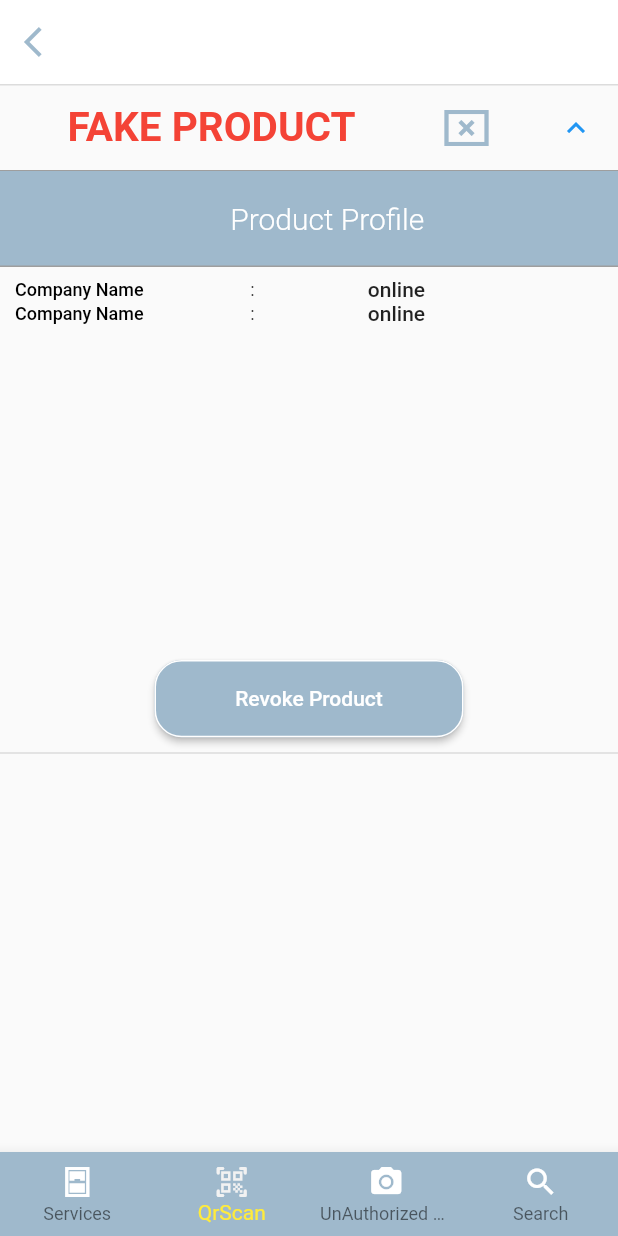
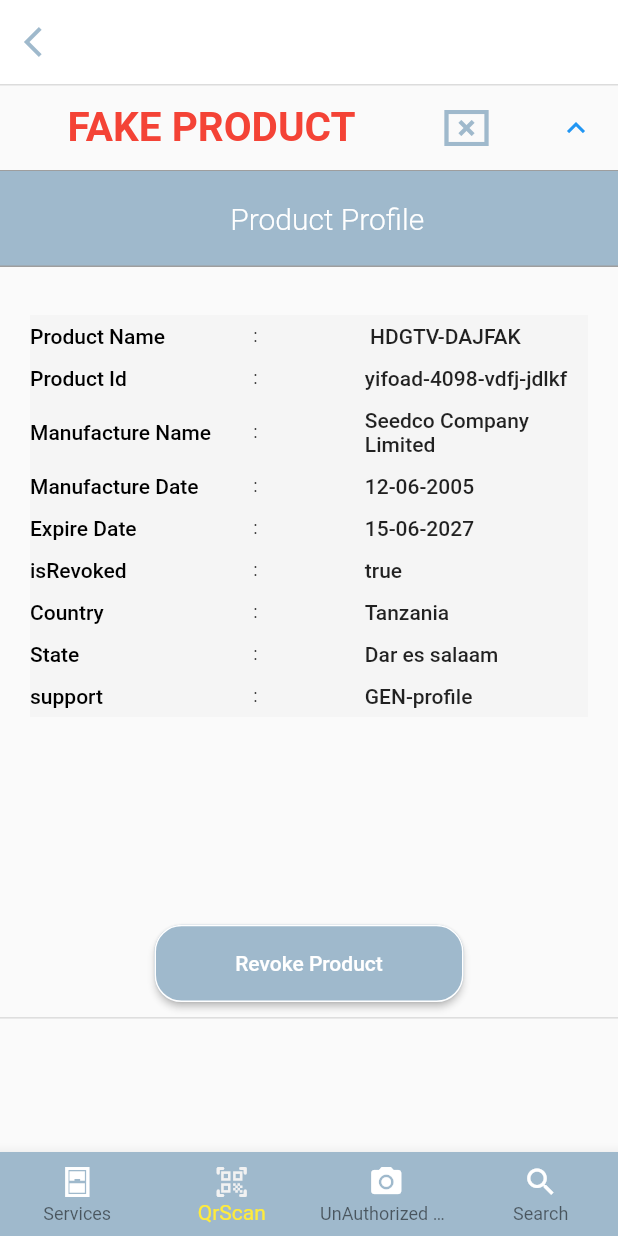
Before and after one commit to TechReport/aiascs-mobile_app, a Flutter app: the ScanProductReport screen opened directly, after a tap on "FAKE PRODUCT", on a phone screen of 412 x 824 dp. Run offline on Flutter 3.47's test engine with Material 2 defaults, Android fonts, the phone set to English and light mode, and no system bars; our stand-ins replace badges, flutter_svg, fluttertoast, google_fonts; missing offline and left inert: adhara_socket_io, qrscan.

Commit message:
feat: add product report profile on scan status

```diff
--- /dev/null
+++ b/lib/models/scan_product_profile.dart
@@ -0,0 +1,45 @@
+import 'package:flutter/foundation.dart';
+
+class ScanProductProfile {
+  int productId;
+  String profileTitle;
+  String profileValue;
+
+  ScanProductProfile(
+      {@required this.productId,
+      @required this.profileTitle,
+      @required this.profileValue});
+
+  factory ScanProductProfile.fromJson(Map<String, dynamic> json) {
+    return ScanProductProfile(
+        productId: json[''], profileTitle: json[''], profileValue: json['']);
+  }
+
+  Map toOffline(ScanProductProfile scanProductProfile) {
+    var map = Map<String, dynamic>();
+    map[''] = scanProductProfile.productId;
+    map[''] = scanProductProfile.profileTitle;
+    map[''] = scanProductProfile.profileValue;
+    return map;
+  }
+
+  ScanProductProfile.fromOffline(Map<String, dynamic> map) {
+    this.productId = map[''];
+    this.profileTitle = map[''];
+    this.profileValue = map[''];
+  }
+
+ static List<ScanProductProfile> defaultProductProfileData() {
+    return [
+      ScanProductProfile(productId: 1,profileTitle: "Product Name",profileValue:" HDGTV-DAJFAK" ),
+       ScanProductProfile(productId: 2,profileTitle: "Product Id",profileValue: "yifoad-4098-vdfj-jdlkf"),
+        ScanProductProfile(productId: 3,profileTitle: "Manufacture Name",profileValue: "Seedco Company Limited"),
+         ScanProductProfile(productId: 4,profileTitle: "Manufacture Date",profileValue: "12-06-2005"),
+          ScanProductProfile(productId: 5,profileTitle: "Expire Date",profileValue: "15-06-2027"),
+           ScanProductProfile(productId: 6,profileTitle: "isRevoked",profileValue: "true"),
+            ScanProductProfile(productId: 7,profileTitle: "Country",profileValue: "Tanzania"),
+             ScanProductProfile(productId: 8,profileTitle: "State",profileValue: "Dar es salaam"),
+              ScanProductProfile(productId: 9,profileTitle: "support",profileValue: "GEN-profile"),
+    ];
+  }
+}
--- a/lib/modules/scan_qr_code/scan_product_report.dart
+++ b/lib/modules/scan_qr_code/scan_product_report.dart
@@ -1,6 +1,7 @@
 import 'package:aiascs_mobile/app_state/app_bar_titile.dart';
 import 'package:aiascs_mobile/core/components/enter_token_button.dart';
 import 'package:aiascs_mobile/core/components/spacer_component.dart';
+import 'package:aiascs_mobile/models/scan_product_profile.dart';
 import 'package:aiascs_mobile/modules/home/components/bottom_navigation_bar_options.dart';
 import 'package:aiascs_mobile/modules/scan_qr_code/components/qr_code_header.dart';
 import 'package:aiascs_mobile/modules/scan_qr_code/scan_Qr_Code.dart';
@@ -44,53 +45,63 @@ class _ScanProductReportState extends State<ScanProductReport> {
         elevation: 0,
         backgroundColor: Colors.white,
         leading: IconButton(
-          icon: Icon(Icons.arrow_back_ios,
-      color:  Color(0xFF9FB9CC)
-          ),
+          icon: Icon(Icons.arrow_back_ios, color: Color(0xFF9FB9CC)),
           onPressed: () {
-            Navigator.pushAndRemoveUntil(context, MaterialPageRoute (builder: (context) => new ScanQrCode()), (route) => false);
-
+            Navigator.pushAndRemoveUntil(
+                context,
+                MaterialPageRoute(builder: (context) => new ScanQrCode()),
+                (route) => false);
           },
         ),
       ),
-      body: ExpansionTile(
+      body: SingleChildScrollView(
+              child: ExpansionTile(
           title: Row(
             mainAxisAlignment: MainAxisAlignment.spaceAround,
             children: [
-
-                Text("FAKE PRODUCT",
+              Text(
+                "FAKE PRODUCT",
                 style: TextStyle(
                   color: Colors.red,
                   fontWeight: FontWeight.bold,
                   fontSize: 27,
                 ),
-
               ),
-
-
               Icon(
                 Icons.cancel_presentation_sharp,
                 size: 32,
                 color: Color(0xFF9FB9CC),
               ),
-
             ],
           ),
           children: [
             QRCodeHeader(),
-          Container(
-            margin: EdgeInsets.symmetric(vertical: 5.0),
+            SingleChildScrollView(
+                        child: Container(
                 padding: EdgeInsets.symmetric(vertical: 2.0, horizontal: 10.0),
-            child: Column(children: [
-              Row(
+                height: MediaQuery.of(context).size.height/2+1,
+                width: MediaQuery.of(context).size.width,
+                child:
+                    ListView.builder(
+                        scrollDirection: Axis.vertical,
+                        padding: EdgeInsets.symmetric(vertical: 30, horizontal: 10),
+                        itemCount:ScanProductProfile.defaultProductProfileData().length,
+                        itemBuilder: (context, int profileIndex) {
+
+                          return Container(
+                            color: Colors.grey[100],
+                            padding: EdgeInsets.symmetric(vertical: 6),
+                            child: Row(
                               mainAxisAlignment: MainAxisAlignment.spaceEvenly,
                               children: [
                                 Expanded(
                                   flex: 4,
                                   child: Text(
-                    "Company Name",
+                                    ScanProductProfile.defaultProductProfileData()[
+                                            profileIndex]
+                                        .profileTitle,
                                     style: TextStyle().copyWith(
-                        fontSize: 12.0,
+                                        fontSize: 14.0,
                                         fontWeight: FontWeight.w500,
                                         color: Colors.black),
                                   ),
@@ -108,63 +119,31 @@ class _ScanProductReportState extends State<ScanProductReport> {
                                 Expanded(
                                   flex: 4,
                                   child: Text(
-                    "online",
+                                    ScanProductProfile.defaultProductProfileData()[
+                                            profileIndex]
+                                        .profileValue,
                                     style: TextStyle().copyWith(
                                       fontSize: 14.0,
                                       fontWeight: FontWeight.w500,
                                     ),
                                   ),
                                 ),
-
                               ],
                             ),
-            Row(
-              mainAxisAlignment: MainAxisAlignment.spaceEvenly,
-              children: [
-                Expanded(
-                  flex: 4,
-                  child: Text(
-                    "Company Name",
-                    style: TextStyle().copyWith(
-                        fontSize: 12.0,
-                        fontWeight: FontWeight.w500,
-                        color: Colors.black),
+                          );
+                        }),
+
               ),
             ),
-                Expanded(
-                  flex: 2,
-                  child: Text(
-                    ":",
-                    style: TextStyle().copyWith(
-                      fontSize: 12.0,
-                      fontWeight: FontWeight.normal,
-                    ),
-                  ),
-                ),
-                Expanded(
-                  flex: 4,
-                  child: Text(
-                    "online",
-                    style: TextStyle().copyWith(
-                      fontSize: 14.0,
-                      fontWeight: FontWeight.w500,
-                    ),
-                  ),
-                ),
-
-              ],
-            ),
-
-            ],),
-          ),
-           SpacerComponent(height: MediaQuery.of(context).size.height/4),
+            SpacerComponent(height: MediaQuery.of(context).size.height / 53),
             EnterTokenButton(
               width: MediaQuery.of(context).size.width / 2,
               height: MediaQuery.of(context).size.height / 16,
               title: "Revoke Product",
-                    onPressButton: (){},
+              onPressButton: () {},
             )
           ],
+        ),
       ),
       bottomNavigationBar: BottomNavigationBar(
         backgroundColor: Color(0xFF9FB9CC),
```
Lines whose indentation alone changed are shown as unchanged.
